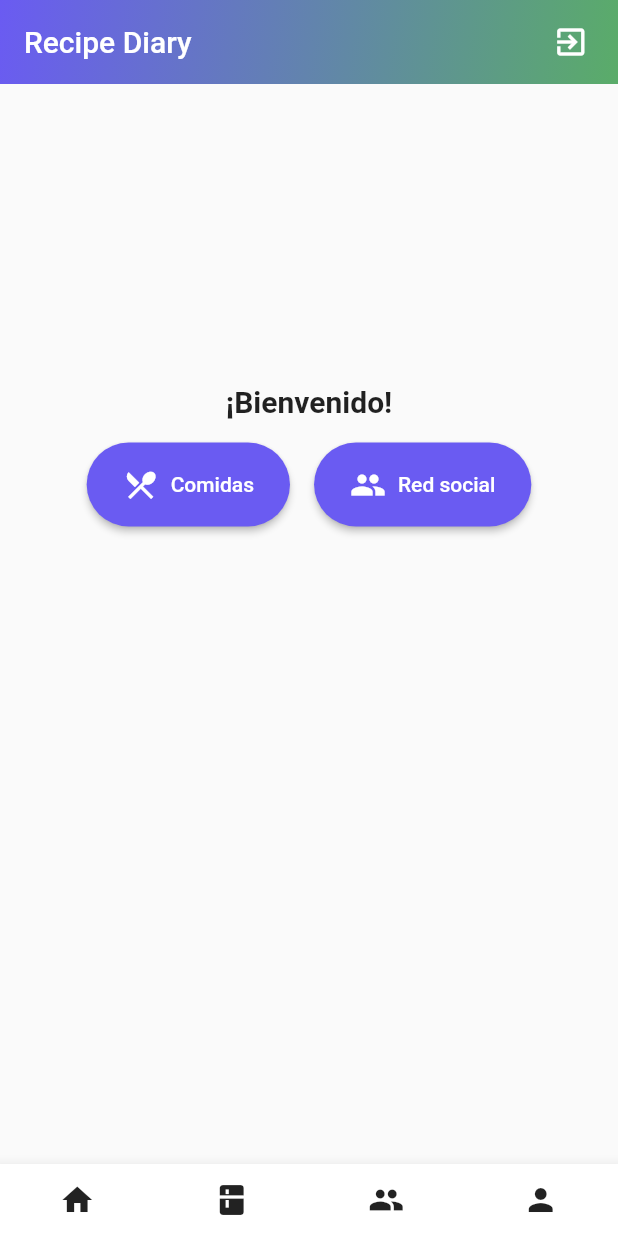
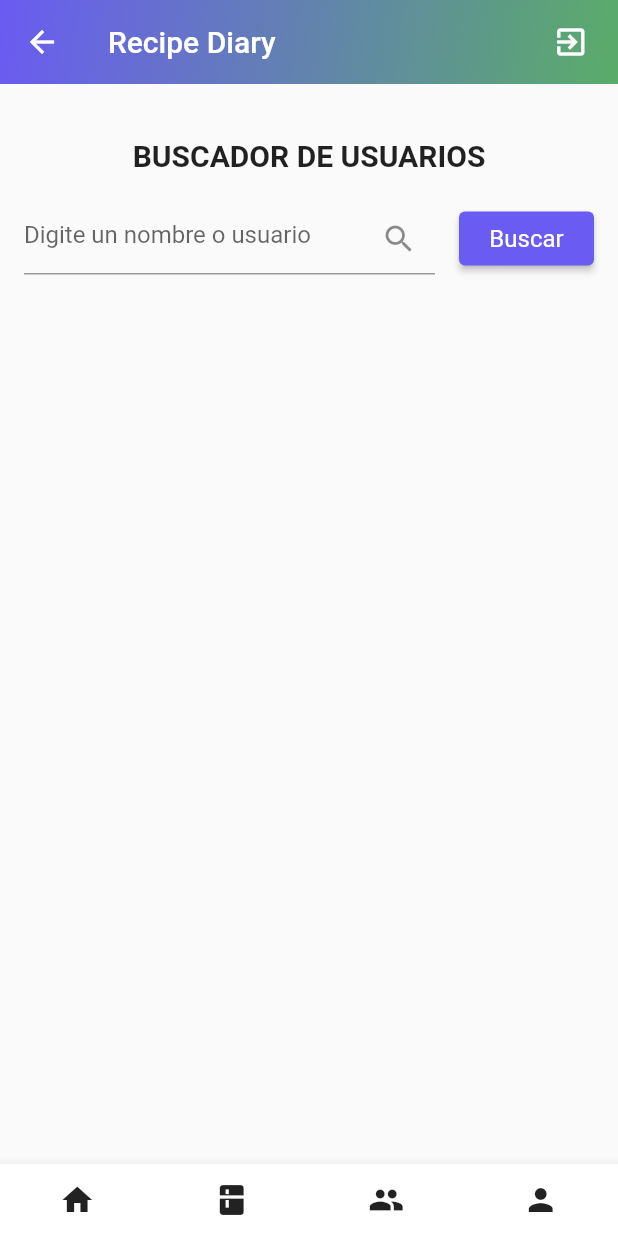
Before and after one commit to SantiagoGaonaC/RecipeDiary, a Flutter app: the WelcomeScreen screen opened directly, after a tap on "Red social", on a phone screen of 412 x 824 dp. Run offline on Flutter 3.47's test engine with Material 2 defaults, Android fonts, the phone set to English and light mode, and no system bars; our stand-ins replace shared_preferences; accounts and stored records are empty; network calls fail.

Commit message:
Creacion de vista e implementacion de funcion de busqueda de usuarios

```diff
--- a/frontend/lib/main.dart
+++ b/frontend/lib/main.dart
@@ -2,6 +2,7 @@ import 'dart:convert';
 import 'package:http/http.dart' as http;
 import 'package:flutter/material.dart';
 import 'shared_preferences.dart';
+import 'search.dart';
 
 void main() => runApp(MyApp());
 
@@ -32,6 +33,13 @@ void _logout(BuildContext context) async {
     // De lo contrario, throw exception
     // Mostrar snackbar con mensaje de error
     print("Error en cerrar la sesión");
+    await MySharedPreferences.clearToken();
+    Navigator.pushReplacement(
+      context,
+      MaterialPageRoute(
+        builder: (context) => MyHomePage(title: 'Recipe Diary'),
+      ),
+    );
   }
 }
 
@@ -113,7 +121,7 @@ class _MyHomePageState extends State<MyHomePage>
       if (response.statusCode == 200) {
         // Si el servidor retornó 200 OK
         final jsonResponse = jsonDecode(response.body);
-        MySharedPreferences.saveToken(jsonResponse["token"]);
+        await MySharedPreferences.saveToken(jsonResponse["token"]);
         String? tk = await MySharedPreferences.getToken();
         print('token ${tk}');
         setState(() {
@@ -519,7 +527,7 @@ class _MyHomePageState extends State<MyHomePage>
                       shape: RoundedRectangleBorder(
                         borderRadius: BorderRadius.circular(60.0),
                       ),
-                      minimumSize: Size(double.infinity, 50),
+                      minimumSize: Size(double.infinity, 45),
                     ),
                   ),
                 ),
@@ -586,16 +594,52 @@ class WelcomeScreen extends StatelessWidget {
               child: Row(
                 mainAxisAlignment: MainAxisAlignment.center,
                 children: [
-                  _buildBigButton(context, Icons.restaurant_menu, 'Comidas'),
+                  _buildBigButton(context, Icons.restaurant_menu, 'Comidas', 0),
                   SizedBox(width: 16),
-                  _buildBigButton(context, Icons.people, 'Red social'),
+                  _buildBigButton(context, Icons.people, 'Red social', 1),
                 ],
               ),
             ),
           ),
         ],
       ),
-      bottomNavigationBar: BottomAppBar(
+      bottomNavigationBar: CustomBottomNavigationBar(),
+    );
+  }
+
+  Widget _buildBigButton(
+      BuildContext context, IconData icon, String label, int option) {
+    return ElevatedButton.icon(
+      onPressed: () {
+        if (option == 0) {
+          //Pressed Comidas button
+        } else if (option == 1) {
+          //Pressed Social Media button
+          Navigator.pushReplacement(
+            context,
+            MaterialPageRoute(
+              builder: (context) => SearchBarWidget(),
+            ),
+          );
+        }
+      },
+      icon: Icon(icon),
+      label: Text(label),
+      style: ElevatedButton.styleFrom(
+        padding: EdgeInsets.symmetric(vertical: 16, horizontal: 24),
+        shape: RoundedRectangleBorder(
+          borderRadius: BorderRadius.circular(32),
+        ),
+        backgroundColor: Color(0xff6A5BF2),
+      ),
+    );
+  }
+}
+
+class CustomBottomNavigationBar extends StatelessWidget {
+  @override
+  Widget build(BuildContext context) {
+    return BottomAppBar(
       child: Row(
         mainAxisAlignment: MainAxisAlignment.spaceAround,
         children: [
@@ -617,22 +661,6 @@ class WelcomeScreen extends StatelessWidget {
           ),
         ],
       ),
-      ),
-    );
-  }
-
-  Widget _buildBigButton(BuildContext context, IconData icon, String label) {
-    return ElevatedButton.icon(
-      onPressed: () {},
-      icon: Icon(icon),
-      label: Text(label),
-      style: ElevatedButton.styleFrom(
-        padding: EdgeInsets.symmetric(vertical: 16, horizontal: 24),
-        shape: RoundedRectangleBorder(
-          borderRadius: BorderRadius.circular(32),
-        ),
-        backgroundColor: Color(0xff6A5BF2),
-      ),
     );
   }
 }
--- /dev/null
+++ b/frontend/lib/search.dart
@@ -0,0 +1,252 @@
+import 'dart:convert';
+import 'package:flutter/material.dart';
+import 'package:http/http.dart' as http;
+import 'shared_preferences.dart';
+import 'main.dart';
+
+void main() => runApp(MyApp());
+
+void _logout(BuildContext context) async {
+  String? token = await MySharedPreferences.getToken();
+  print(token);
+  final url = Uri.parse('http://recipediary.bucaramanga.upb.edu.co/api/logout');
+  final headers = {'Authorization': 'Bearer ${token}'};
+  print(headers);
+
+  final response = await http.post(
+    url,
+    headers: headers,
+  );
+
+  if (response.statusCode == 200) {
+    // Si el servidor retornó 200 OK
+    // Navigate to the login page
+    print('Successfully logged out');
+    await MySharedPreferences.clearToken();
+    Navigator.pushReplacement(
+      context,
+      MaterialPageRoute(
+        builder: (context) => MyHomePage(title: 'Recipe Diary'),
+      ),
+    );
+  } else {
+    // De lo contrario, throw exception
+    // Mostrar snackbar con mensaje de error
+    print("Error en cerrar la sesión");
+    await MySharedPreferences.clearToken();
+    Navigator.pushReplacement(
+      context,
+      MaterialPageRoute(
+        builder: (context) => MyHomePage(title: 'Recipe Diary'),
+      ),
+    );
+  }
+}
+
+class MyApp extends StatelessWidget {
+  const MyApp({Key? key});
+
+  @override
+  Widget build(BuildContext context) {
+    return MaterialApp(
+      debugShowCheckedModeBanner: false,
+      title: 'Recipe Diary',
+      theme: ThemeData(
+        primarySwatch: Colors.blue,
+      ),
+      home: Scaffold(
+        body: SearchBarWidget(),
+      ),
+    );
+  }
+}
+
+class SearchBarWidget extends StatefulWidget {
+  SearchBarWidget({Key? key}) : super(key: key);
+
+  @override
+  _SearchBarWidgetState createState() => _SearchBarWidgetState();
+}
+
+class _SearchBarWidgetState extends State<SearchBarWidget> {
+  TextEditingController _searchController = TextEditingController();
+  List<dynamic> usernames = [];
+  List<dynamic> names = [];
+  List<dynamic> lastNames = [];
+
+  @override
+  void dispose() {
+    _searchController.dispose();
+    super.dispose();
+  }
+
+  Future<void> _searchUser(BuildContext context) async {
+    String? token = await MySharedPreferences.getToken();
+    String userValue = _searchController.text;
+    if (token != null) {
+      final url = Uri.parse(
+          'http://recipediary.bucaramanga.upb.edu.co/api/users/search?searchTerm=${userValue}');
+      final headers = {'Authorization': 'Bearer ${token}'};
+
+      final response = await http.get(
+        url,
+        headers: headers,
+      );
+
+      if (response.statusCode == 200) {
+        // If the server did return a 200 OK response,
+        // then navigate to the verified page
+        final data = jsonDecode(response.body);
+        final filteredUsers = data['data'];
+        setState(() {
+          usernames = filteredUsers.isNotEmpty
+              ? filteredUsers.map((user) => user['username']).toList()
+              : [];
+          names = filteredUsers.isNotEmpty
+              ? filteredUsers.map((user) => user['name']).toList()
+              : [];
+          lastNames = filteredUsers.isNotEmpty
+              ? filteredUsers.map((user) => user['lastName']).toList()
+              : [];
+          print('Search completed successfully');
+          print(filteredUsers);
+          print('Usernames ${usernames}');
+          print('Names ${names}');
+          print('Last names ${lastNames}');
+        });
+      } else {
+        ScaffoldMessenger.of(context).showSnackBar(
+          const SnackBar(
+            content: Text(
+                'Error, compruebe el término de búsqueda o vuelva a iniciar sesión.'),
+          ),
+        );
+        print(token);
+        print('Error searching');
+      }
+    } else {
+      Navigator.pushReplacement(
+        context,
+        MaterialPageRoute(
+          builder: (context) => MyHomePage(title: 'Recipe Diary'),
+        ),
+      );
+    }
+  }
+
+  @override
+  Widget build(BuildContext context) {
+    return Scaffold(
+      body: CustomScrollView(
+        slivers: <Widget>[
+          SliverAppBar(
+            title: Text('Recipe Diary'),
+            expandedHeight: 50,
+            flexibleSpace: FlexibleSpaceBar(
+              background: Container(
+                decoration: BoxDecoration(
+                  gradient: LinearGradient(
+                    colors: [
+                      Color(0xff6A5BF2),
+                      Color(0xff5AAC69),
+                    ],
+                    begin: Alignment.topLeft,
+                    end: Alignment.bottomRight,
+                  ),
+                ),
+              ),
+            ),
+            actions: [
+              IconButton(
+                icon: Icon(Icons.exit_to_app),
+                padding: EdgeInsets.only(right: 15),
+                onPressed: () => _logout(context),
+              ),
+            ],
+          ),
+          SliverToBoxAdapter(
+            child: Container(
+              padding: EdgeInsets.all(16.0),
+              child: Column(
+                children: [
+                  SizedBox(height: 20.0),
+                  Text(
+                    'BUSCADOR DE USUARIOS',
+                    style:
+                        TextStyle(fontSize: 20.0, fontWeight: FontWeight.bold),
+                  ),
+                  SizedBox(height: 20.0),
+                  Row(
+                    children: [
+                      Expanded(
+                        child: TextField(
+                          controller: _searchController,
+                          decoration: InputDecoration(
+                            hintText: 'Digite un nombre o usuario',
+                            suffixIcon: Icon(Icons.search),
+                          ),
+                        ),
+                      ),
+                      SizedBox(width: 16.0),
+                      SizedBox(
+                        width: 90.0,
+                        child: ElevatedButton(
+                          style: ElevatedButton.styleFrom(
+                            primary: Color(0xff6A5BF2),
+                            textStyle: TextStyle(fontSize: 16),
+                          ),
+                          onPressed: () {
+                            // Handle search button click here
+                            print('Search button clicked');
+                            _searchUser(context);
+                          },
+                          child: Text('Buscar'),
+                        ),
+                      ),
+                    ],
+                  ),
+                ],
+              ),
+            ),
+          ),
+          if (usernames.isNotEmpty)
+            SliverList(
+              delegate: SliverChildBuilderDelegate(
+                (context, index) => Row(
+                  crossAxisAlignment: CrossAxisAlignment.center,
+                  children: [
+                    Expanded(
+                      child: ListTile(
+                        title: Text('${names[index]} ${lastNames[index]}'),
+                        subtitle: Text('@${usernames[index]}'),
+                      ),
+                    ),
+                    Padding(
+                      padding: const EdgeInsets.only(right: 15.0),
+                      child: SizedBox(
+                        width: 90,
+                        child: ElevatedButton(
+                          style: ElevatedButton.styleFrom(
+                            primary: Color(0xff5AAC69),
+                            textStyle: TextStyle(fontSize: 16),
+                          ),
+                          onPressed: () {
+                            // Handle follow button click here
+                            print(
+                                'Follow button clicked for ${usernames[index]}');
+                          },
+                          child: Text('Seguir'),
+                        ),
+                      ),
+                    ),
+                  ],
+                ),
+                childCount: usernames.length,
+              ),
+            ),
+        ],
+      ),
+      bottomNavigationBar: CustomBottomNavigationBar(),
+    );
+  }
+}
```
Also changed, not shown: 3 other files. Lines whose indentation alone changed are shown as unchanged.
